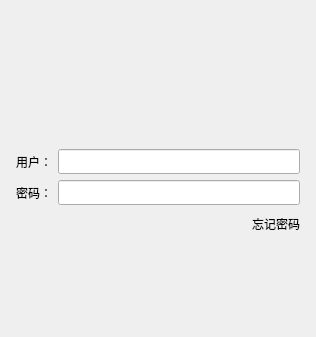
Qt form src/login_dialog.ui (irisIsLove/my_chat_client) before a commit; both pictures show x 0 to 316 and y 0 to 337 of the 316 by 515 pixel window.
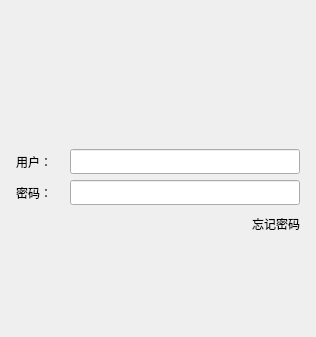
The same form after that commit. Icons and pictures are not drawn. Custom widgets are drawn as their Qt base class.

The edit to the form file:
```diff
--- a/src/login_dialog.ui
+++ b/src/login_dialog.ui
@@ -66,10 +66,16 @@
         <widget class="QLabel" name="lbUser">
          <property name="minimumSize">
           <size>
-           <width>0</width>
+           <width>48</width>
            <height>25</height>
           </size>
          </property>
+         <property name="maximumSize">
+          <size>
+           <width>48</width>
+           <height>16777215</height>
+          </size>
+         </property>
          <property name="text">
           <string>用户：</string>
          </property>
@@ -93,13 +99,13 @@
         <widget class="QLabel" name="lbPass">
          <property name="minimumSize">
           <size>
-           <width>0</width>
+           <width>48</width>
            <height>25</height>
           </size>
          </property>
          <property name="maximumSize">
           <size>
-           <width>16777215</width>
+           <width>48</width>
            <height>25</height>
           </size>
          </property>
@@ -290,6 +296,13 @@
    </item>
   </layout>
  </widget>
+ <customwidgets>
+  <customwidget>
+   <class>ClickedLabel</class>
+   <extends>QLabel</extends>
+   <header>clicked_label.h</header>
+  </customwidget>
+ </customwidgets>
  <resources>
   <include location="../resources.qrc"/>
  </resources>
```
Left out of the diff: 2 changed lines with no effect on the pictures.
